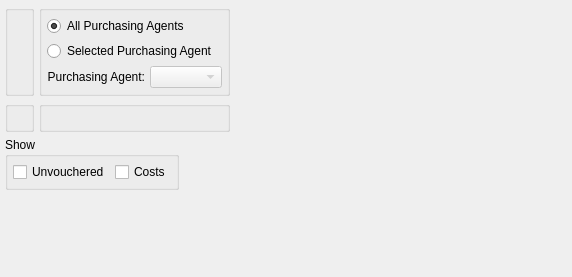
Qt form guiclient/displays/dspPoItemReceivingsByItem.ui (Pegasus-RPG/xtuple-client) before a commit.
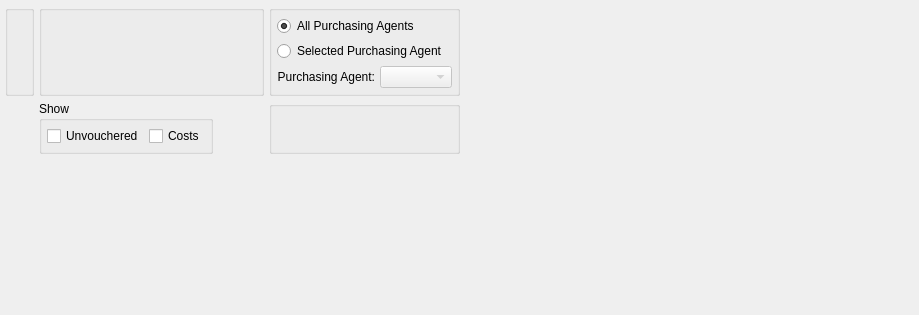
The same form after that commit. Custom widgets are drawn as their Qt base class.

The edit to the form file:
```diff
--- a/guiclient/displays/dspPoItemReceivingsByItem.ui
+++ b/guiclient/displays/dspPoItemReceivingsByItem.ui
@@ -13,8 +13,8 @@
    <rect>
     <x>0</x>
     <y>0</y>
-    <width>572</width>
-    <height>277</height>
+    <width>919</width>
+    <height>315</height>
    </rect>
   </property>
   <property name="windowTitle">
@@ -25,19 +25,7 @@
     <layout class="QHBoxLayout" name="horizontalLayout">
      <item>
       <layout class="QGridLayout" name="gridLayout_6">
-       <item row="0" column="0">
-        <widget class="QGroupBox" name="_itemGroup">
-         <property name="title">
-          <string/>
-         </property>
-         <layout class="QGridLayout" name="gridLayout_3">
-          <item row="0" column="0">
-           <widget class="ItemCluster" name="_item"/>
-          </item>
-         </layout>
-        </widget>
-       </item>
-       <item row="0" column="1">
+       <item row="0" column="2">
         <widget class="QGroupBox" name="_agentGroup">
          <property name="minimumSize">
           <size>
@@ -93,17 +81,7 @@
          </layout>
         </widget>
        </item>
-       <item row="1" column="0">
-        <widget class="WarehouseGroup" name="_warehouse">
-         <property name="title">
-          <string/>
-         </property>
-         <property name="fixedSize">
-          <bool>false</bool>
-         </property>
-        </widget>
-       </item>
-       <item row="1" column="1">
+       <item row="1" column="2">
         <widget class="QGroupBox" name="_dateGroup">
          <property name="title">
           <string/>
@@ -115,24 +93,29 @@
          </layout>
         </widget>
        </item>
-      </layout>
-     </item>
-     <item>
-      <spacer name="horizontalSpacer">
-       <property name="orientation">
-        <enum>Qt::Horizontal</enum>
-       </property>
-       <property name="sizeHint" stdset="0">
-        <size>
-         <width>0</width>
-         <height>20</height>
-        </size>
-       </property>
-      </spacer>
-     </item>
-    </layout>
-   </item>
-   <item>
+       <item row="0" column="0">
+        <widget class="QGroupBox" name="_itemGroup">
+         <property name="title">
+          <string/>
+         </property>
+         <layout class="QGridLayout" name="gridLayout_3">
+          <item row="0" column="0">
+           <widget class="ItemCluster" name="_item"/>
+          </item>
+         </layout>
+        </widget>
+       </item>
+       <item row="0" column="1">
+        <widget class="WarehouseGroup" name="_warehouse">
+         <property name="title">
+          <string/>
+         </property>
+         <property name="fixedSize">
+          <bool>false</bool>
+         </property>
+        </widget>
+       </item>
+       <item row="1" column="1">
     <layout class="QHBoxLayout" name="horizontalLayout_2">
      <item>
       <widget class="QGroupBox" name="_showGroup">
@@ -172,6 +155,23 @@
      </item>
     </layout>
    </item>
+      </layout>
+     </item>
+     <item>
+      <spacer name="horizontalSpacer">
+       <property name="orientation">
+        <enum>Qt::Horizontal</enum>
+       </property>
+       <property name="sizeHint" stdset="0">
+        <size>
+         <width>0</width>
+         <height>20</height>
+        </size>
+       </property>
+      </spacer>
+     </item>
+    </layout>
+   </item>
    <item>
     <spacer name="verticalSpacer">
      <property name="orientation">
```
Left out of the diff: 3 changed lines with no effect on the pictures. Lines whose indentation alone changed are shown as unchanged.
